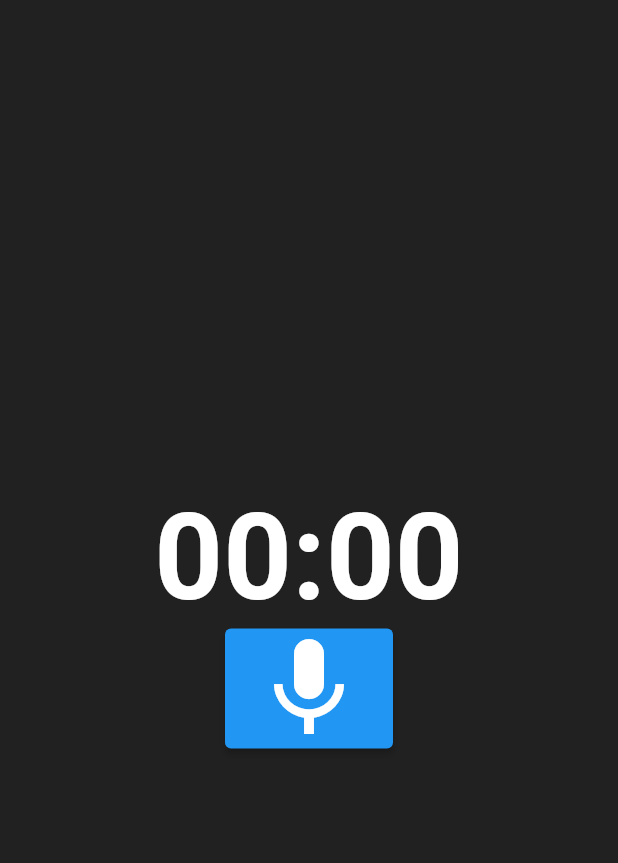
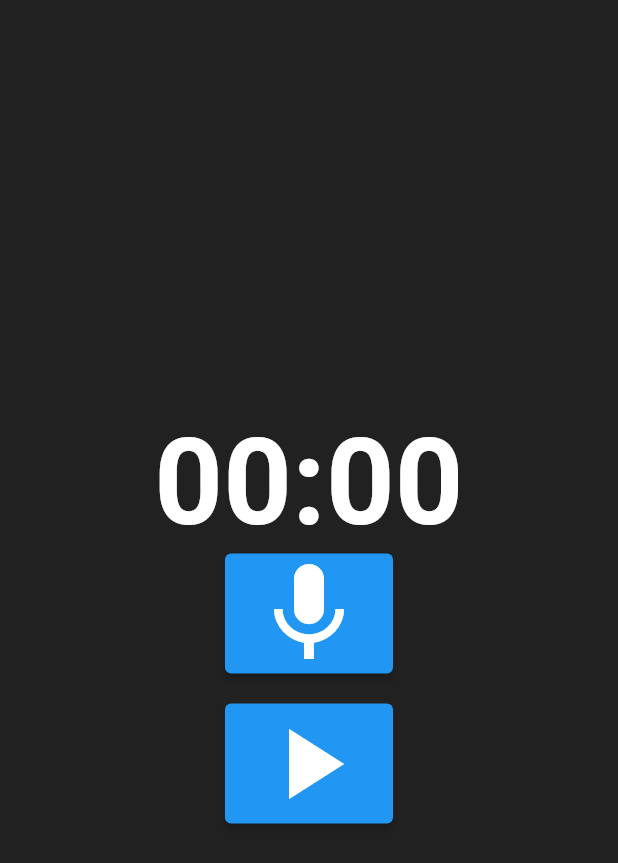
Before and after one commit to YongXiang12/Transportation_project, a Flutter app: the record_page screen opened directly, on a phone screen of 412 x 824 dp. Shown: the top 863 px of the screen. Run offline on Flutter 3.47's test engine with Material 2 defaults, Android fonts, the phone set to English and light mode, and no system bars; our stand-ins replace audioplayers, geocoding, geolocator, google_maps_flutter, google_sign_in, jwt_decoder and 4 more; missing offline and left inert: flutter_facebook_auth, flutter_google_places, flutter_sound, google_api_headers, google_maps_webservice; accounts and stored records are empty; network calls fail.

Commit message:
加了播放按鈕

```diff
--- a/lib/setting/sound_page.dart
+++ b/lib/setting/record.dart
@@ -52,7 +52,7 @@ class record_page_state extends State<record_page> {
 
   Future stop() async {
     await recorder.stopRecorder();
-    play(); //想一停止錄音直接播放
+    //play(); //想一停止錄音直接播放
   }
 
   Future play() async {
@@ -98,6 +98,18 @@ class record_page_state extends State<record_page> {
                 }
                 setState(() {});
               }),
+          SizedBox(
+            height: 20,
+          ),
+          ElevatedButton(
+              child: Icon(
+                Icons.play_arrow,
+                size: 80,
+              ),
+              onPressed: () async {
+                await play();
+                setState(() {});
+              })
         ],
       )));
 }
--- a/lib/setting/soundpage.dart
+++ b/lib/setting/soundpage.dart
@@ -1,7 +1,5 @@
 import 'package:flutter/material.dart';
-import 'package:transport/setting/sound_page.dart';
-
-import 'sound_page.dart';
+import 'package:transport/setting/record.dart';
 
 class sound_page extends StatefulWidget {
   @override
```
